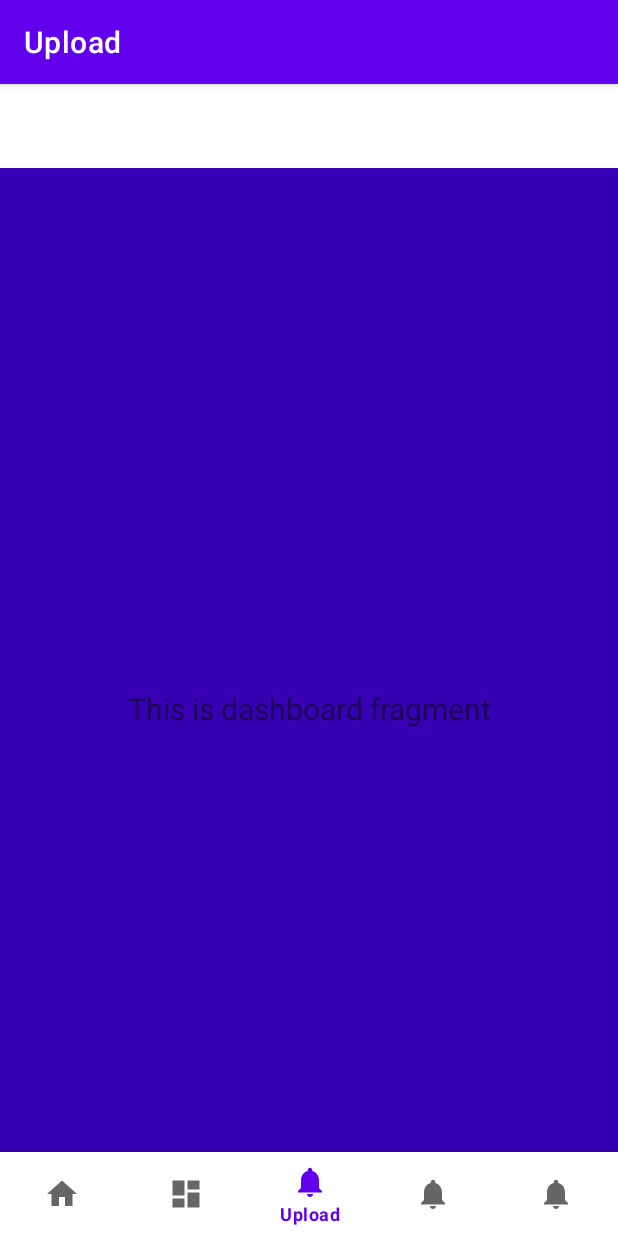
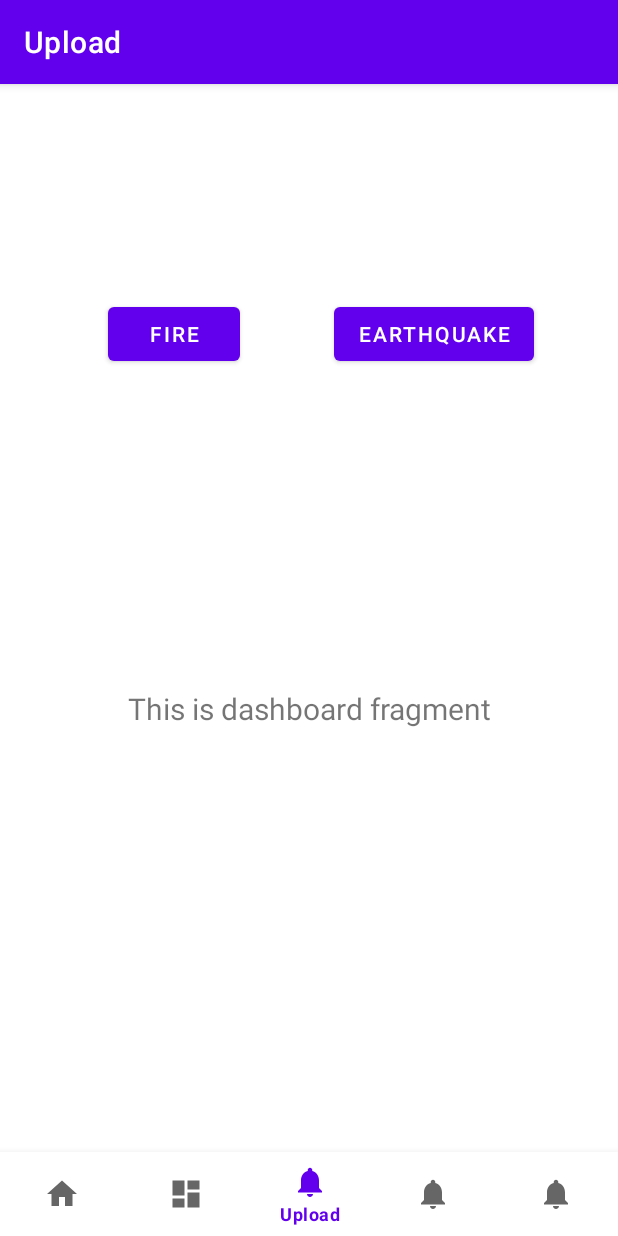
Before and after one commit to SanjuPSaji/OTL, an Android app: the UploadFragment screen opened through its navigation route, on a phone screen of 412 x 824 dp. Run offline under Robolectric (Android 15) with nearby library versions, the phone set to English and light mode, and no system bars; our stand-ins replace navigation-ui.

Commit message:
Redirect upload to complaint page and store complaint in firebase

```diff
--- a/app/build.gradle
+++ b/app/build.gradle
@@ -50,6 +50,8 @@ dependencies {
     implementation 'androidx.navigation:navigation-ui:2.5.3'
     implementation 'com.google.firebase:firebase-auth-ktx:21.2.0'
     implementation 'com.google.firebase:firebase-database-ktx:20.1.0'
+    implementation 'com.google.firebase:firebase-database:20.0.4'
+    implementation 'com.google.firebase:firebase-storage-ktx:20.1.0'
     testImplementation 'junit:junit:4.13.2'
     androidTestImplementation 'androidx.test.ext:junit:1.1.5'
     androidTestImplementation 'androidx.test.espresso:espresso-core:3.5.1'
--- a/app/src/main/java/com/onthelookout/otl/ui/upload/UploadFragment.java
+++ b/app/src/main/java/com/onthelookout/otl/ui/upload/UploadFragment.java
@@ -1,23 +1,31 @@
 package com.onthelookout.otl.ui.upload;
 
+import android.app.Activity;
+import android.content.Intent;
 import android.os.Bundle;
 import android.view.LayoutInflater;
 import android.view.View;
 import android.view.ViewGroup;
+import android.widget.Button;
 import android.widget.TextView;
 
 import androidx.annotation.NonNull;
 import androidx.fragment.app.Fragment;
 import androidx.lifecycle.ViewModelProvider;
 
+import com.onthelookout.otl.Complaint;
+import com.onthelookout.otl.R;
+
 import com.onthelookout.otl.databinding.FragmentUploadBinding;
 
 public class UploadFragment extends Fragment {
-
+    Activity context;
     private FragmentUploadBinding binding;
 
     public View onCreateView(@NonNull LayoutInflater inflater,
                              ViewGroup container, Bundle savedInstanceState) {
+        context = getActivity();
+
         UploadViewModel uploadViewModel =
                 new ViewModelProvider(this).get(UploadViewModel.class);
 
@@ -27,6 +35,31 @@ public class UploadFragment extends Fragment {
         final TextView textView = binding.textUpload;
         uploadViewModel.getText().observe(getViewLifecycleOwner(), textView::setText);
         return root;
+
+
+
+    }
+    public void onStart(){
+        super.onStart();
+        Button buttonfire = (Button) context.findViewById(R.id.button_fire);
+        Button buttonearthquake = (Button) context.findViewById(R.id.button_earthquake);
+        buttonfire.setOnClickListener(new View.OnClickListener() {
+            @Override
+            public void onClick(View view) {
+                Intent intent = new Intent(context, Complaint.class);
+                intent.putExtra("type","Fire");
+                startActivity(intent);
+            }
+        });
+
+        buttonearthquake.setOnClickListener(new View.OnClickListener() {
+            @Override
+            public void onClick(View view) {
+                Intent intent = new Intent(context, Complaint.class);
+                intent.putExtra("type","Earthquake");
+                startActivity(intent);
+            }
+        });
     }
 
     @Override
--- a/app/src/main/res/layout/fragment_upload.xml
+++ b/app/src/main/res/layout/fragment_upload.xml
@@ -4,7 +4,7 @@
     xmlns:tools="http://schemas.android.com/tools"
     android:layout_width="match_parent"
     android:layout_height="match_parent"
-    android:background="@color/purple_700"
+    android:background="@color/white"
     tools:context=".ui.upload.UploadFragment">
 
     <TextView
@@ -20,4 +20,27 @@
         app:layout_constraintEnd_toEndOf="parent"
         app:layout_constraintStart_toStartOf="parent"
         app:layout_constraintTop_toTopOf="parent" />
+
+    <Button
+        android:id="@+id/button_fire"
+        android:layout_width="wrap_content"
+        android:layout_height="wrap_content"
+        android:layout_marginStart="72dp"
+        android:layout_marginBottom="212dp"
+        android:text="Fire"
+        app:layout_constraintBottom_toTopOf="@+id/text_upload"
+        app:layout_constraintStart_toStartOf="parent" />
+
+    <Button
+        android:id="@+id/button_earthquake"
+        android:layout_width="wrap_content"
+        android:layout_height="wrap_content"
+        android:layout_marginStart="62dp"
+        android:layout_marginEnd="55dp"
+        android:layout_marginBottom="212dp"
+        android:text="Earthquake"
+        app:layout_constraintBottom_toTopOf="@+id/text_upload"
+        app:layout_constraintEnd_toEndOf="parent"
+        app:layout_constraintStart_toEndOf="@+id/button_fire" />
+
 </androidx.constraintlayout.widget.ConstraintLayout>
--- a/app/src/main/res/values-land/dimens.xml
+++ b/app/src/main/res/values-land/dimens.xml
@@ -1,3 +1,4 @@
 <resources>
- <dimen name="activity_horizontal_margin">48dp</dimen>
+    <dimen name="activity_horizontal_margin">48dp</dimen>
+    <dimen name="fab_margin">48dp</dimen>
 </resources>
--- a/app/src/main/res/values-w1240dp/dimens.xml
+++ b/app/src/main/res/values-w1240dp/dimens.xml
@@ -1,3 +1,4 @@
 <resources>
- <dimen name="activity_horizontal_margin">200dp</dimen>
+    <dimen name="activity_horizontal_margin">200dp</dimen>
+    <dimen name="fab_margin">200dp</dimen>
 </resources>
--- a/app/src/main/res/values-w600dp/dimens.xml
+++ b/app/src/main/res/values-w600dp/dimens.xml
@@ -1,3 +1,4 @@
 <resources>
- <dimen name="activity_horizontal_margin">48dp</dimen>
+    <dimen name="activity_horizontal_margin">48dp</dimen>
+    <dimen name="fab_margin">48dp</dimen>
 </resources>
--- a/app/src/main/res/values/dimens.xml
+++ b/app/src/main/res/values/dimens.xml
@@ -1,5 +1,6 @@
 <resources>
     <!-- Default screen margins, per the Android Design guidelines. -->
- <dimen name="activity_horizontal_margin">16dp</dimen>
- <dimen name="activity_vertical_margin">16dp</dimen>
+    <dimen name="activity_horizontal_margin">16dp</dimen>
+    <dimen name="activity_vertical_margin">16dp</dimen>
+    <dimen name="fab_margin">16dp</dimen>
 </resources>
--- a/app/src/main/res/values/strings.xml
+++ b/app/src/main/res/values/strings.xml
@@ -26,4 +26,8 @@
     <string name="title_notifications">Notifications</string>
     <string name="title_upload">Upload</string>
     <string name="title_myaccount">My Account</string>
+    <string name="title_activity_complaint">Complaint</string>
+    <!-- Strings used for fragments for navigation -->
+    <string name="complaint_button">com.onthelookout.otl</string>
+
 </resources>
```
Also changed, not shown: app/src/main/AndroidManifest.xml (+6 -3 lines), app/src/main/java/com/onthelookout/otl/Complaint.java (+30 -1 lines), app/src/main/res/layout/activity_complaint.xml (+28 -1 lines), app/src/main/res/values/themes.xml (+9 -0 lines).
